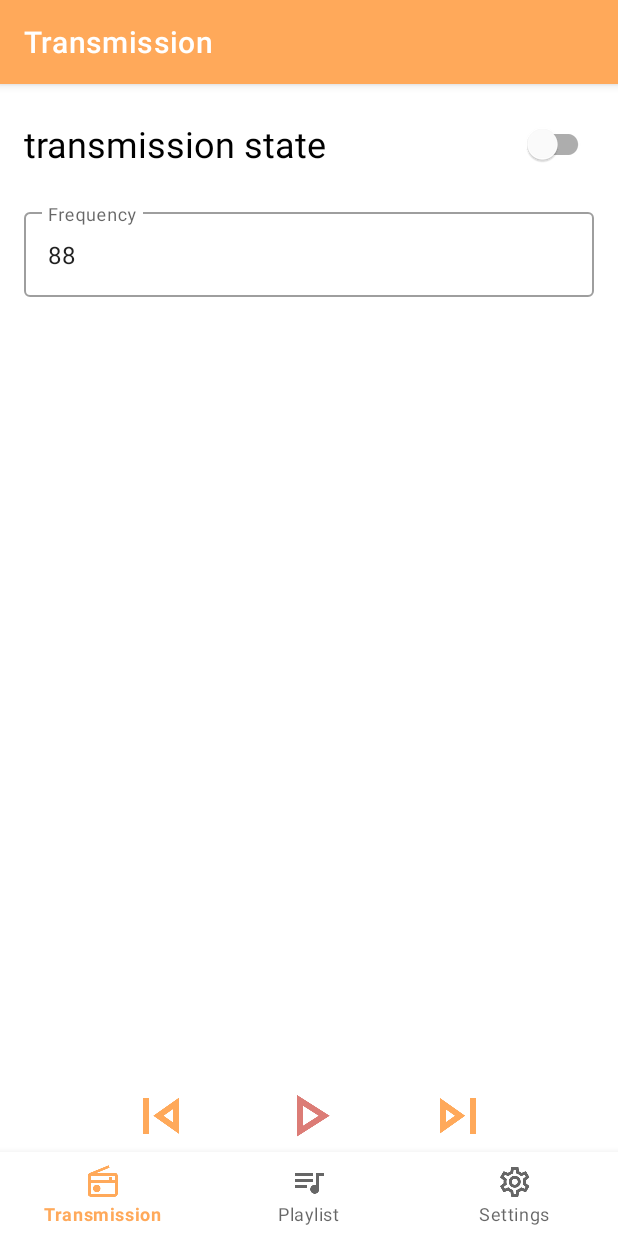
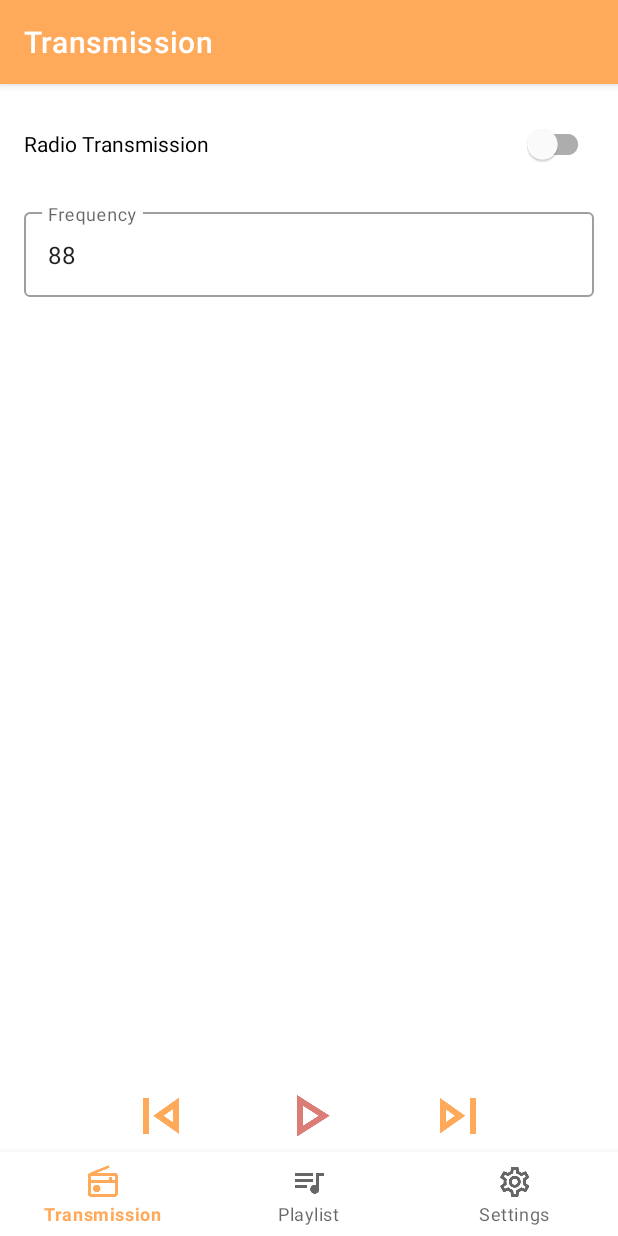
Before and after one commit to bickoSiTiEff/Raspio, an Android app: the ServerControlsFragment screen opened through its navigation route, on a phone screen of 412 x 824 dp. Run offline under Robolectric (Android 15) with nearby library versions, the phone set to English and light mode, and no system bars; our stand-ins replace data binding, navigation-ui; libraries missing offline, so code that uses them is left out: android.text; 3 statements that could not run were skipped.

Commit message:
Fix transmission state ui

```diff
--- a/app/app/src/main/res/layout/fragment_server_controls.xml
+++ b/app/app/src/main/res/layout/fragment_server_controls.xml
@@ -28,7 +28,6 @@
                 android:layout_marginTop="16dp"
                 app:layout_constraintStart_toStartOf="parent"
                 android:layout_marginStart="16dp"
-                android:textSize="24sp"
                 android:layout_marginEnd="16dp"
                 app:layout_constraintEnd_toEndOf="parent"/>
 
--- a/app/app/src/main/res/values/strings.xml
+++ b/app/app/src/main/res/values/strings.xml
@@ -5,7 +5,7 @@
     <string name="image_description">Song-Cover</string>
     <string name="transmission">Transmission</string>
     <string name="frequency">Frequency</string>
-    <string name="transmission_state">transmission state</string>
+    <string name="transmission_state">Radio Transmission</string>
     <string name="stop_playback">Stop the Playback</string>
     <string name="play_pause_playback">Play/Pause the playback.</string>
     <string name="skip_song">Skip the song.</string>
```
